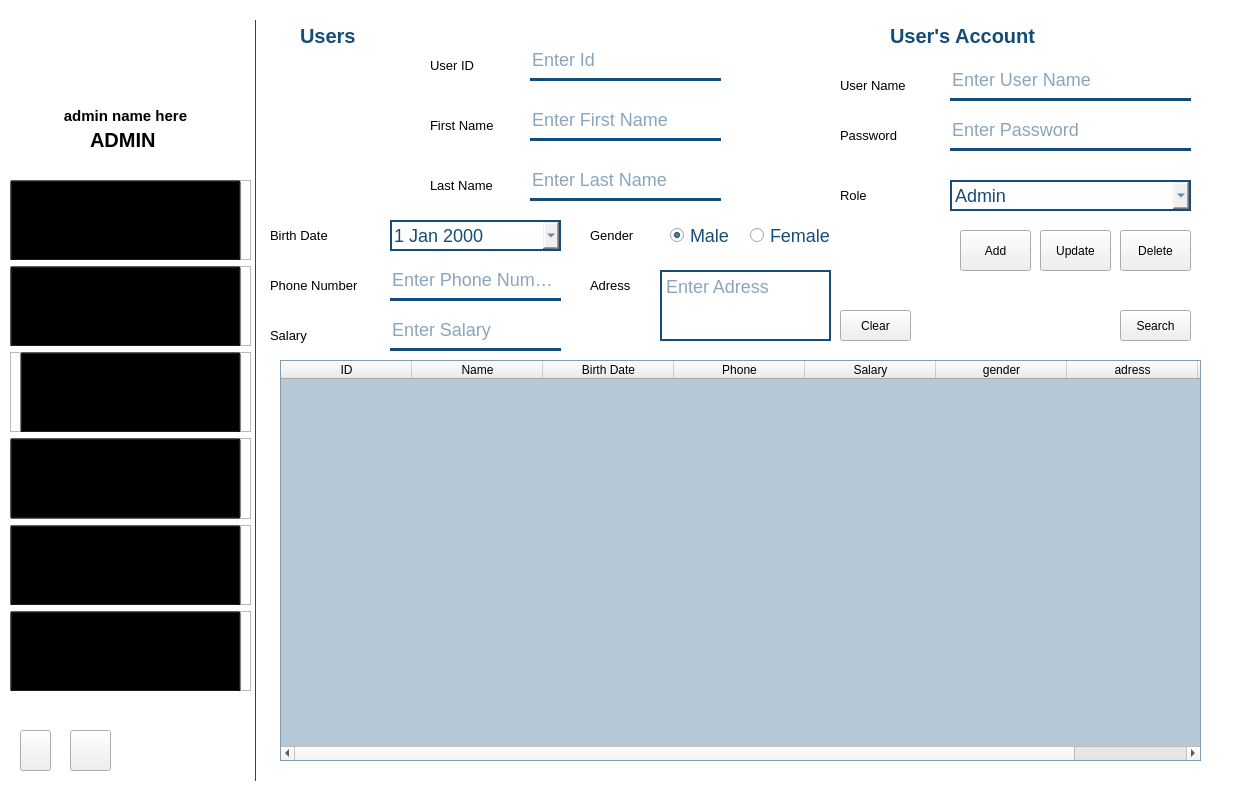
Qt form gui/admin.ui (Maher-Majdoub/supermarket_management_system) before a commit.
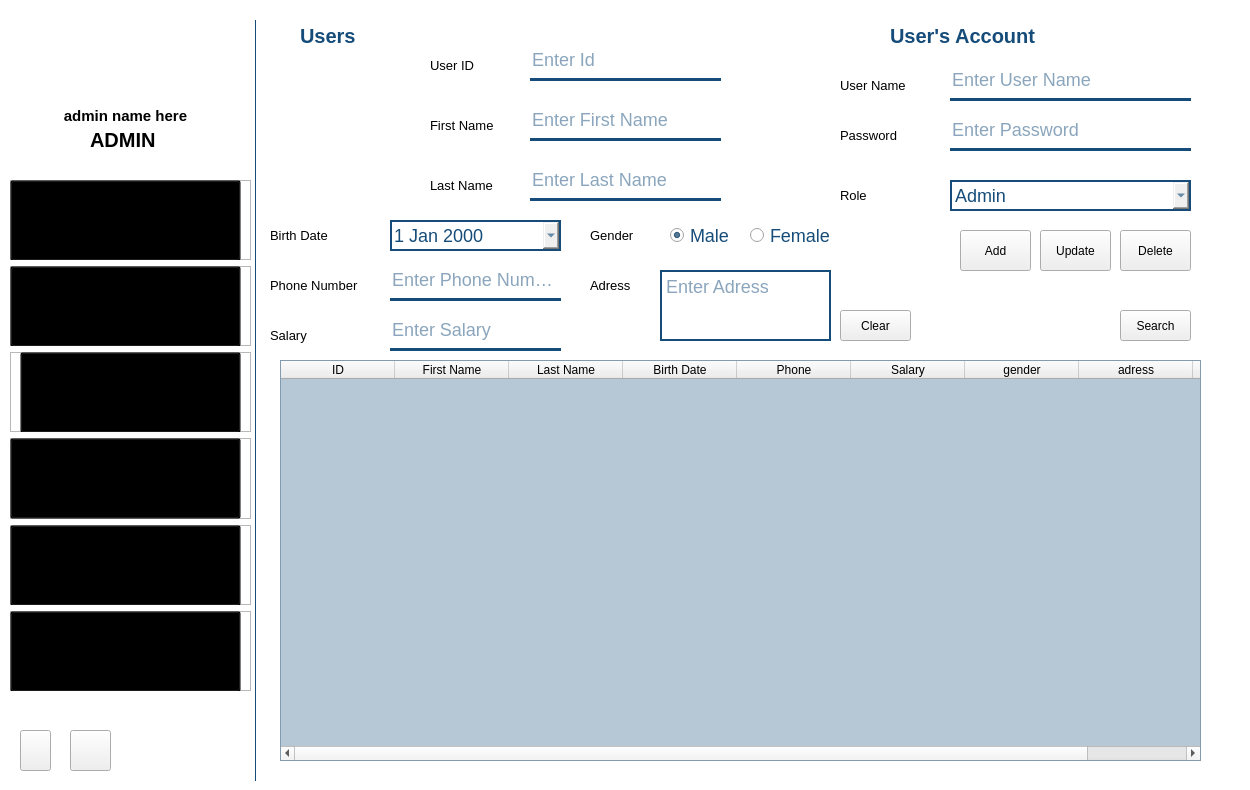
The same form after that commit. Icons and pictures are not drawn.

Diff of the .ui file:
```diff
--- a/gui/admin.ui
+++ b/gui/admin.ui
@@ -1541,6 +1541,9 @@
      </property>
     </widget>
     <widget class="QTableWidget" name="users_table">
+     <property name="enabled">
+      <bool>true</bool>
+     </property>
      <property name="geometry">
       <rect>
        <x>20</x>
@@ -1561,21 +1564,80 @@
        <height>999999</height>
       </size>
      </property>
+     <property name="font">
+      <font>
+       <kerning>true</kerning>
+      </font>
+     </property>
+     <property name="statusTip">
+      <string/>
+     </property>
+     <property name="sizeAdjustPolicy">
+      <enum>QAbstractScrollArea::AdjustToContentsOnFirstShow</enum>
+     </property>
+     <property name="tabKeyNavigation">
+      <bool>false</bool>
+     </property>
+     <property name="showDropIndicator" stdset="0">
+      <bool>false</bool>
+     </property>
+     <property name="dragEnabled">
+      <bool>false</bool>
+     </property>
+     <property name="dragDropOverwriteMode">
+      <bool>false</bool>
+     </property>
+     <property name="dragDropMode">
+      <enum>QAbstractItemView::NoDragDrop</enum>
+     </property>
+     <property name="selectionMode">
+      <enum>QAbstractItemView::SingleSelection</enum>
+     </property>
+     <property name="selectionBehavior">
+      <enum>QAbstractItemView::SelectRows</enum>
+     </property>
+     <property name="textElideMode">
+      <enum>Qt::ElideRight</enum>
+     </property>
+     <property name="showGrid">
+      <bool>true</bool>
+     </property>
+     <property name="sortingEnabled">
+      <bool>true</bool>
+     </property>
+     <property name="cornerButtonEnabled">
+      <bool>false</bool>
+     </property>
+     <attribute name="horizontalHeaderVisible">
+      <bool>true</bool>
+     </attribute>
      <attribute name="horizontalHeaderDefaultSectionSize">
-      <number>131</number>
+      <number>114</number>
+     </attribute>
+     <attribute name="horizontalHeaderHighlightSections">
+      <bool>false</bool>
      </attribute>
      <attribute name="horizontalHeaderMinimumSectionSize">
-      <number>131</number>
+      <number>114</number>
+     </attribute>
+     <attribute name="horizontalHeaderShowSortIndicator" stdset="0">
+      <bool>true</bool>
      </attribute>
      <attribute name="verticalHeaderVisible">
       <bool>false</bool>
      </attribute>
      <attribute name="verticalHeaderDefaultSectionSize">
-      <number>37</number>
+      <number>30</number>
+     </attribute>
+     <attribute name="verticalHeaderHighlightSections">
+      <bool>false</bool>
      </attribute>
      <attribute name="verticalHeaderMinimumSectionSize">
       <number>51</number>
      </attribute>
+     <attribute name="verticalHeaderShowSortIndicator" stdset="0">
+      <bool>false</bool>
+     </attribute>
      <attribute name="verticalHeaderStretchLastSection">
       <bool>false</bool>
      </attribute>
@@ -1591,7 +1653,12 @@
      </column>
      <column>
       <property name="text">
-       <string>Name</string>
+       <string>First Name</string>
+      </property>
+     </column>
+     <column>
+      <property name="text">
+       <string>Last Name</string>
       </property>
      </column>
      <column>
```
Left out of the diff: 69 changed lines with no effect on the pictures.
